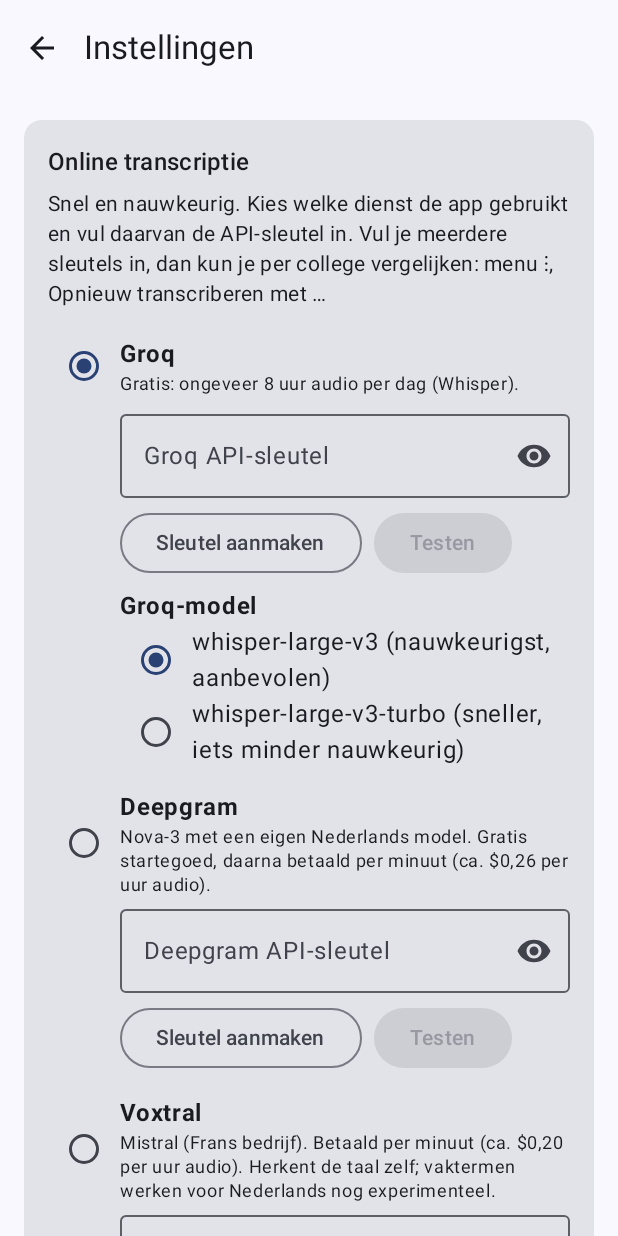
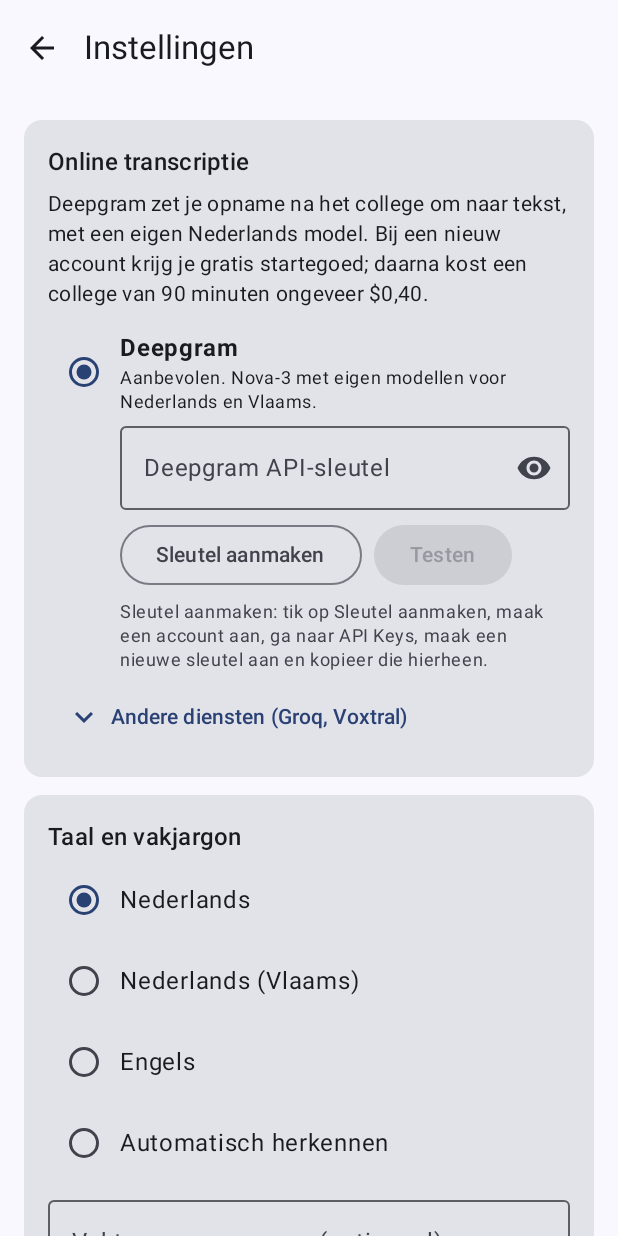
Before and after one commit to Hoogveldt-dev/RadboudWhispr, an Android app built with Jetpack Compose: the screen it shows after launch (MainActivity), after a tap on "Instellingen", on a phone screen of 412 x 824 dp. Run offline under Robolectric (Android 15) with nearby library versions, the phone set to English and light mode, and no system bars; 1 statement that could not run was skipped.

Commit message:
Optimize for Deepgram (1.2.0)
- Deepgram is the default online service. Existing installs switch once,
  unless Groq was actually set up with a key.
- Settings: Deepgram first with how to get a key; Testen also shows the
  remaining credit when the key may read billing. Groq and Voxtral move
  to a collapsible "Andere diensten". Sections reordered: service,
  language and vocabulary, general, online/offline, offline model.
- New language option "Nederlands (Vlaams)" (Deepgram nl-BE); Whisper
  engines get "nl" for it.
- Deepgram: request paragraphs and use its sentences (with times) as
  segments, falling back to utterances.
- The filter for Whisper's invented subtitle lines now only runs on
  Whisper output, so Deepgram lines such as a web address are kept.

Co-Authored-By: Claude Opus 5.5 <noreply@anthropic.com>
Claude-Session: https://claude.ai/code/session_011NKCGaJpL4oqsnEwqXMUxc

```diff
--- a/app/build.gradle.kts
+++ b/app/build.gradle.kts
@@ -19,8 +19,8 @@ android {
         applicationId = "nl.collegewhispr"
         minSdk = 26
         targetSdk = 35
-        versionCode = 3
-        versionName = "1.1.0"
+        versionCode = 4
+        versionName = "1.2.0"
         ndk { abiFilters += listOf("arm64-v8a") }
     }
 
--- a/app/src/main/java/nl/collegewhispr/data/Settings.kt
+++ b/app/src/main/java/nl/collegewhispr/data/Settings.kt
@@ -11,10 +11,10 @@ enum class EngineMode(val label: String) {
     OFFLINE_ONLY("Alleen offline");
 }
 
-/** Online transcription services; [keysUrl] is where a user creates an API key. */
+/** Online transcription services, recommended first; [keysUrl] is where a user creates an API key. */
 enum class CloudProvider(val label: String, val keysUrl: String) {
+    DEEPGRAM("Deepgram", "https://console.deepgram.com/"),
     GROQ("Groq", "https://console.groq.com/keys"),
-    DEEPGRAM("Deepgram", "https://console.deepgram.com/"),
     VOXTRAL("Voxtral", "https://console.mistral.ai/api-keys");
 }
 
@@ -23,7 +23,7 @@ data class SettingsState(
     val groqModel: String = "whisper-large-v3",
     val deepgramKey: String = "",
     val mistralKey: String = "",
-    val cloud: CloudProvider = CloudProvider.GROQ,
+    val cloud: CloudProvider = CloudProvider.DEEPGRAM,
     val engine: EngineMode = EngineMode.AUTO,
     val language: String = "nl",
     val offlineModel: String = "large-v3-turbo-q5_0",
@@ -42,6 +42,9 @@ data class SettingsState(
         CloudProvider.DEEPGRAM -> copy(deepgramKey = key)
         CloudProvider.VOXTRAL -> copy(mistralKey = key)
     }
+
+    /** [language] for Whisper-based engines, which know "nl" but not regional codes like "nl-BE". */
+    val whisperLanguage: String get() = language.substringBefore('-')
 }
 
 object Settings {
@@ -60,8 +63,7 @@ object Settings {
             groqModel = prefs.getString("groqModel", "whisper-large-v3") ?: "whisper-large-v3",
             deepgramKey = prefs.getString("deepgramKey", "") ?: "",
             mistralKey = prefs.getString("mistralKey", "") ?: "",
-            cloud = runCatching { CloudProvider.valueOf(prefs.getString("cloud", "GROQ")!!) }
-                .getOrDefault(CloudProvider.GROQ),
+            cloud = cloudFromPrefs(),
             engine = engineFromPrefs(prefs.getString("engine", "AUTO")),
             language = prefs.getString("language", "nl") ?: "nl",
             offlineModel = prefs.getString("offlineModel", "large-v3-turbo-q5_0") ?: "large-v3-turbo-q5_0",
@@ -69,6 +71,18 @@ object Settings {
             autoTranscribe = prefs.getBoolean("autoTranscribe", true),
             exportTimestamps = prefs.getBoolean("exportTimestamps", true),
         )
+    }
+
+    // Until 1.2 Groq was the default. Switch once to Deepgram, unless Groq was actually set up.
+    private fun cloudFromPrefs(): CloudProvider {
+        val stored = prefs.getString("cloud", null)
+        if (!prefs.getBoolean("deepgramDefault", false)) {
+            prefs.edit().putBoolean("deepgramDefault", true).apply()
+            if (stored == null || (stored == "GROQ" && prefs.getString("groqKey", "").isNullOrBlank())) {
+                return CloudProvider.DEEPGRAM
+            }
+        }
+        return runCatching { CloudProvider.valueOf(stored!!) }.getOrDefault(CloudProvider.DEEPGRAM)
     }
 
     // 1.0 stored "GROQ_ONLY" before there was a choice of online service.
@@ -98,7 +112,7 @@ object Settings {
     fun basePrompt(): String {
         val s = current
         val vocab = s.vocabulary.trim()
-        val style = if (s.language == "nl") DEFAULT_PROMPT else ""
+        val style = if (s.whisperLanguage == "nl") DEFAULT_PROMPT else ""
         return listOf(style, vocab).filter { it.isNotBlank() }.joinToString(" ")
     }
 
--- a/app/src/main/java/nl/collegewhispr/service/TranscriptionService.kt
+++ b/app/src/main/java/nl/collegewhispr/service/TranscriptionService.kt
@@ -306,7 +306,7 @@ class TranscriptionService : Service() {
                 if (local.available()) {
                     usedEngine = "Offline (${local.modelLabel()})"
                     progress(0f, usedEngine)
-                    result = local.transcribe(samples, settings.language, prompt) { p -> progress(p / 100f, usedEngine) }
+                    result = local.transcribe(samples, settings.whisperLanguage, prompt) { p -> progress(p / 100f, usedEngine) }
                     if (result == null) coroutineContextCheck() // aborted by Stoppen
                     if (result == null) reason = "Offline transcriptie mislukt"
                 } else if (reason == null || mode == EngineMode.OFFLINE_ONLY) {
@@ -351,7 +351,7 @@ class TranscriptionService : Service() {
         for (attempt in 1..4) {
             try {
                 val segments = when (provider) {
-                    CloudProvider.GROQ -> GroqClient.transcribe(key, s.groqModel, wav, s.language, if (hints) prompt else "")
+                    CloudProvider.GROQ -> GroqClient.transcribe(key, s.groqModel, wav, s.whisperLanguage, if (hints) prompt else "")
                     CloudProvider.DEEPGRAM -> DeepgramClient.transcribe(key, wav, s.language, if (hints) Settings.terms() else emptyList())
                     CloudProvider.VOXTRAL -> VoxtralClient.transcribe(key, wav, if (hints) Settings.terms() else emptyList())
                 }
--- a/app/src/main/java/nl/collegewhispr/ui/SettingsScreen.kt
+++ b/app/src/main/java/nl/collegewhispr/ui/SettingsScreen.kt
@@ -21,6 +21,8 @@ import androidx.compose.foundation.text.KeyboardOptions
 import androidx.compose.foundation.verticalScroll
 import androidx.compose.material.icons.Icons
 import androidx.compose.material.icons.automirrored.filled.ArrowBack
+import androidx.compose.material.icons.filled.ExpandLess
+import androidx.compose.material.icons.filled.ExpandMore
 import androidx.compose.material.icons.filled.Visibility
 import androidx.compose.material.icons.filled.VisibilityOff
 import androidx.compose.material3.Button
@@ -95,10 +97,36 @@ fun SettingsScreen(onBack: () -> Unit) {
         ) {
             Section("Online transcriptie") {
                 Text(
-                    "Snel en nauwkeurig. Kies welke dienst de app gebruikt en vul daarvan de API-sleutel in. " +
-                        "Vul je meerdere sleutels in, dan kun je per college vergelijken: menu ⋮, " +
-                        "Opnieuw transcriberen met …",
+                    "Deepgram zet je opname na het college om naar tekst, met een eigen Nederlands model. " +
+                        "Bij een nieuw account krijg je gratis startegoed; daarna kost een college van 90 minuten " +
+                        "ongeveer \$0,40.",
                     style = MaterialTheme.typography.bodyMedium,
+                )
+                ProviderBlock(
+                    CloudProvider.DEEPGRAM, s,
+                    "Aanbevolen. Nova-3 met eigen modellen voor Nederlands en Vlaams.",
+                ) { key -> DeepgramClient.checkKey(key) ?: DeepgramClient.balance(key)?.let { "Sleutel werkt. $it" } }
+                Text(
+                    "Sleutel aanmaken: tik op Sleutel aanmaken, maak een account aan, ga naar API Keys, maak een " +
+                        "nieuwe sleutel aan en kopieer die hierheen.",
+                    style = MaterialTheme.typography.bodySmall,
+                    color = MaterialTheme.colorScheme.onSurfaceVariant,
+                    modifier = Modifier.padding(start = 48.dp),
+                )
+
+                var others by remember {
+                    mutableStateOf(s.cloud != CloudProvider.DEEPGRAM || s.groqKey.isNotBlank() || s.mistralKey.isNotBlank())
+                }
+                TextButton(onClick = { others = !others }) {
+                    Icon(if (others) Icons.Filled.ExpandLess else Icons.Filled.ExpandMore, null)
+                    Spacer(Modifier.size(6.dp))
+                    Text(if (others) "Andere diensten verbergen" else "Andere diensten (Groq, Voxtral)")
+                }
+                if (others) {
+                    Text(
+                        "Alleen nodig als je wilt vergelijken: menu ⋮ bij een college, Opnieuw transcriberen met …",
+                        style = MaterialTheme.typography.bodySmall,
+                        color = MaterialTheme.colorScheme.onSurfaceVariant,
                     )
                     ProviderBlock(CloudProvider.GROQ, s, "Gratis: ongeveer 8 uur audio per dag (Whisper).") {
                         GroqClient.checkKey(it)
@@ -113,33 +141,62 @@ fun SettingsScreen(onBack: () -> Unit) {
                         }
                     }
                     ProviderBlock(
-                    CloudProvider.DEEPGRAM, s,
-                    "Nova-3 met een eigen Nederlands model. Gratis startegoed, daarna betaald per minuut " +
-                        "(ca. \$0,26 per uur audio).",
-                ) { DeepgramClient.checkKey(it) }
-                ProviderBlock(
                         CloudProvider.VOXTRAL, s,
-                    "Mistral (Frans bedrijf). Betaald per minuut (ca. \$0,20 per uur audio). Herkent de taal zelf; " +
-                        "vaktermen werken voor Nederlands nog experimenteel.",
+                        "Mistral. Vraagt om een betaald plan. Herkent de taal zelf; vaktermen werken voor " +
+                            "Nederlands nog experimenteel.",
                     ) { VoxtralClient.checkKey(it) }
                 }
+            }
 
-            Section("Welke engine?") {
-                EngineMode.entries.forEach { m ->
-                    Choice(m.label, s.engine == m) { Settings.update { it.copy(engine = m) } }
-                }
+            Section("Taal en vakjargon") {
+                Choice("Nederlands", s.language == "nl") { Settings.update { it.copy(language = "nl") } }
+                Choice("Nederlands (Vlaams)", s.language == "nl-BE") { Settings.update { it.copy(language = "nl-BE") } }
+                Choice("Engels", s.language == "en") { Settings.update { it.copy(language = "en") } }
+                Choice("Automatisch herkennen", s.language == "auto") { Settings.update { it.copy(language = "auto") } }
+                var vocab by remember { mutableStateOf(s.vocabulary) }
+                OutlinedTextField(
+                    value = vocab,
+                    onValueChange = { if (it.length <= 400) { vocab = it; Settings.update { st -> st.copy(vocabulary = it) } } },
+                    label = { Text("Vaktermen en namen (optioneel)") },
+                    placeholder = { Text("Bijv. prof. Jansen, utilitarisme, Lindenbaum/Cohen") },
+                    minLines = 3,
+                    modifier = Modifier.fillMaxWidth(),
+                )
                 Text(
-                    "Bij \"Online, anders offline\" valt de app automatisch terug op het offline model als er geen " +
-                        "internet is of de online dienst niet werkt.",
+                    "Namen van docenten, afkortingen en vaktermen die vaak terugkomen. Scheid ze met komma's; " +
+                        "Deepgram herkent ze dan beter. Maximaal 400 tekens; pas ze per vak aan.",
                     style = MaterialTheme.typography.bodySmall,
                     color = MaterialTheme.colorScheme.onSurfaceVariant,
                 )
             }
 
-            Section("Offline spraakmodel") {
+            Section("Algemeen") {
+                Toggle("Automatisch transcriberen na opname", s.autoTranscribe) {
+                    Settings.update { st -> st.copy(autoTranscribe = it) }
+                }
+                Toggle("Tijdstempels in export", s.exportTimestamps) {
+                    Settings.update { st -> st.copy(exportTimestamps = it) }
+                }
+                BatteryRow()
+            }
+
+            Section("Online of offline") {
+                EngineMode.entries.forEach { m ->
+                    Choice(m.label, s.engine == m) { Settings.update { it.copy(engine = m) } }
+                }
                 Text(
-                    "Werkt zonder internet, op de tablet zelf. Een college van 90 minuten kan ongeveer net zo lang " +
-                        "duren om te verwerken (afhankelijk van de tablet). Houd de tablet aan de lader.",
+                    "Bij \"Online, anders offline\" valt de app terug op het offline model als er geen internet is " +
+                        "of ${s.cloud.label} niet werkt, bijvoorbeeld als het tegoed op is.",
+                    style = MaterialTheme.typography.bodySmall,
+                    color = MaterialTheme.colorScheme.onSurfaceVariant,
+                )
+            }
+
+            Section("Offline spraakmodel (optioneel)") {
+                Text(
+                    "Reserve voor als er geen internet is of ${s.cloud.label} niet werkt. Draait op de tablet zelf: " +
+                        "een college van 90 minuten kan ongeveer net zo lang duren om te verwerken. Houd de tablet " +
+                        "aan de lader.",
                     style = MaterialTheme.typography.bodyMedium,
                 )
                 ModelManager.models.forEach { m ->
@@ -189,37 +246,6 @@ fun SettingsScreen(onBack: () -> Unit) {
                     style = MaterialTheme.typography.bodySmall,
                     color = MaterialTheme.colorScheme.onSurfaceVariant,
                 )
-            }
-
-            Section("Taal en vakjargon") {
-                Choice("Nederlands", s.language == "nl") { Settings.update { it.copy(language = "nl") } }
-                Choice("Engels", s.language == "en") { Settings.update { it.copy(language = "en") } }
-                Choice("Automatisch herkennen", s.language == "auto") { Settings.update { it.copy(language = "auto") } }
-                var vocab by remember { mutableStateOf(s.vocabulary) }
-                OutlinedTextField(
-                    value = vocab,
-                    onValueChange = { if (it.length <= 400) { vocab = it; Settings.update { st -> st.copy(vocabulary = it) } } },
-                    label = { Text("Vaktermen en namen (optioneel)") },
-                    placeholder = { Text("Bijv. namen van docenten, afkortingen en vaktermen die vaak terugkomen") },
-                    minLines = 3,
-                    modifier = Modifier.fillMaxWidth(),
-                )
-                Text(
-                    "Helpt bij de spelling. Scheid termen met komma's; Deepgram en Voxtral gebruiken ze als losse " +
-                        "termen. Kort houden: maximaal 400 tekens.",
-                    style = MaterialTheme.typography.bodySmall,
-                    color = MaterialTheme.colorScheme.onSurfaceVariant,
-                )
-            }
-
-            Section("Algemeen") {
-                Toggle("Automatisch transcriberen na opname", s.autoTranscribe) {
-                    Settings.update { st -> st.copy(autoTranscribe = it) }
-                }
-                Toggle("Tijdstempels in export", s.exportTimestamps) {
-                    Settings.update { st -> st.copy(exportTimestamps = it) }
-                }
-                BatteryRow()
             }
 
             val info = remember { runCatching { WhisperLib.variant }.getOrDefault("niet geladen") }
```
Also changed, not shown: app/src/main/java/nl/collegewhispr/data/LectureRepository.kt (+8 -3 lines), app/src/main/java/nl/collegewhispr/transcribe/DeepgramClient.kt (+66 -19 lines), app/src/main/java/nl/collegewhispr/transcribe/TextFormat.kt (+10 -2 lines), 2 other files. Lines whose indentation alone changed are shown as unchanged.
